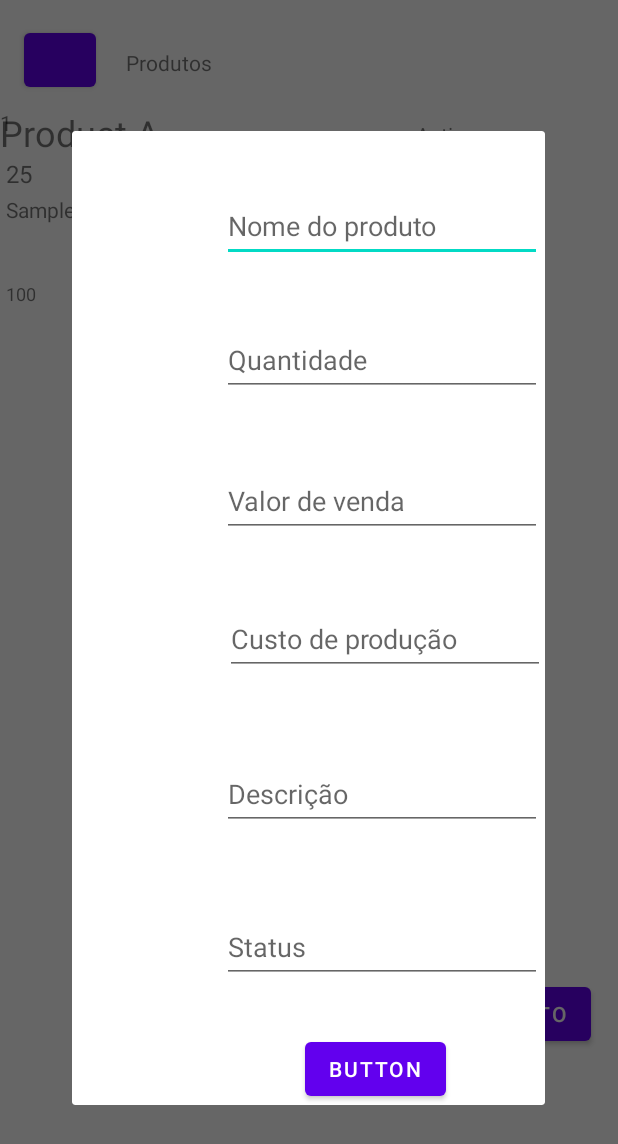
After one commit to carolinenandes/Capitale, an Android app: the fragment InsertDialogFragment placed in its activity, on a phone screen of 412 x 824 dp. The commit adds this screen. Shown: the top 1144 px of the screen. Run offline under Robolectric (Android 15) with nearby library versions, the phone set to English and light mode, and no system bars; 1 statement that could not run was skipped.

Commit message:
Adicionado pop-up, ainda não funcional.

```diff
--- a/app/src/main/java/com/example/tcc20/ProdActivity.java
+++ b/app/src/main/java/com/example/tcc20/ProdActivity.java
@@ -1,11 +1,18 @@
 package com.example.tcc20;
 
 import androidx.appcompat.app.AppCompatActivity;
+import androidx.fragment.app.DialogFragment;
 import androidx.recyclerview.widget.LinearLayoutManager;
 import androidx.recyclerview.widget.RecyclerView;
 
+import android.content.ContentValues;
 import android.database.Cursor;
 import android.os.Bundle;
+import android.view.LayoutInflater;
+import android.view.View;
+import android.view.ViewGroup;
+import android.widget.Button;
+import android.widget.EditText;
 import android.widget.TextView;
 
 import java.io.IOException;
@@ -16,31 +23,33 @@ public class ProdActivity extends AppCompatActivity {
     private ArrayList<Produto> productList;
     private adapterProd adapter;
     private BancoDeDados banco;
-
-
-
+    private Button btnAddProd;
 
     @Override
     protected void onCreate(Bundle savedInstanceState) {
         super.onCreate(savedInstanceState);
         setContentView(R.layout.activity_prod);
 
+        btnAddProd = findViewById(R.id.btnAddProd);
         recyclerviewProd = findViewById(R.id.recyclerviewProd);
 
-        // Crie a lista de produtos
+        btnAddProd.setOnClickListener(new View.OnClickListener() {
+            @Override
+            public void onClick(View view) {
+                InsertDialogFragment dialog = new InsertDialogFragment();
+                dialog.show(getSupportFragmentManager(), "insert_dialog");
+            }
+        });
+
         productList = new ArrayList<>();
-
-        // Cria o adaptador e defina-o para o RecyclerView
         adapter = new adapterProd(productList);
         RecyclerView.LayoutManager layoutManager = new LinearLayoutManager(this);
         recyclerviewProd.setLayoutManager(layoutManager);
-        recyclerviewProd.setHasFixedSize(true); // Isso deixa a lista com um tamanho fixo e poupa memória.
+        recyclerviewProd.setHasFixedSize(true);
         recyclerviewProd.setAdapter(adapter);
 
-        // Cria uma instância da classe BancoDeDados
         banco = new BancoDeDados(getApplicationContext());
 
-        // Carregue os dados do banco para a lista productList
         carregarDadosDoBanco();
     }
 
@@ -48,36 +57,33 @@ public class ProdActivity extends AppCompatActivity {
         try {
             banco.openDB();
 
-            // Execute a consulta SQL para selecionar todos os produtos ou os respectivos dados da página
             String sql = "SELECT * FROM TB_PRODUTO";
             Cursor cursor = banco.db.rawQuery(sql, null);
 
-            //
             if (cursor != null && cursor.moveToFirst()) {
                 do {
                     int id = cursor.getInt(0);
                     String nome = cursor.getString(1);
-                    int qtd =  cursor.getInt(2);
+                    int qtd = cursor.getInt(2);
                     String valor_venda = cursor.getString(3);
-                    String valor_custo =cursor.getString(4);
+                    String valor_custo = cursor.getString(4);
                     String desc = cursor.getString(5);
                     int vendas = cursor.getInt(6);
-                    String status  = cursor.getString(7);
+                    String status = cursor.getString(7);
 
-                    // Cria um objeto Produto com os dados do curso
                     Produto produto = new Produto(id, nome, qtd, valor_venda, valor_custo, desc, vendas, status);
                     productList.add(produto);
-                }while (cursor.moveToNext());
+                } while (cursor.moveToNext());
 
                 cursor.close();
             }
 
-            banco.close(); // Não esqueça de fechar o banco após usar
-
-            // Notifique o adaptador sobre a mudança nos dados após carregar do banco
+            banco.close();
             adapter.notifyDataSetChanged();
         } catch (IOException e) {
             e.printStackTrace();
         }
     }
+
+
 }
--- /dev/null
+++ b/app/src/main/res/layout/insert_dialog_prod.xml
@@ -0,0 +1,96 @@
+<?xml version="1.0" encoding="utf-8"?>
+<androidx.constraintlayout.widget.ConstraintLayout xmlns:android="http://schemas.android.com/apk/res/android"
+    xmlns:app="http://schemas.android.com/apk/res-auto"
+    xmlns:tools="http://schemas.android.com/tools"
+    android:layout_width="match_parent"
+    android:layout_height="match_parent">
+
+    <EditText
+        android:id="@+id/etxtNomeProd"
+        android:layout_width="wrap_content"
+        android:layout_height="wrap_content"
+        android:layout_marginStart="100dp"
+        android:layout_marginTop="39dp"
+        android:ems="10"
+        android:hint="@string/hintNome"
+        android:inputType="textPersonName"
+        android:minHeight="48dp"
+        app:layout_constraintStart_toStartOf="parent"
+        app:layout_constraintTop_toTopOf="parent" />
+
+    <EditText
+        android:id="@+id/etxQtdProd"
+        android:layout_width="wrap_content"
+        android:layout_height="wrap_content"
+        android:layout_marginStart="100dp"
+        android:layout_marginTop="41dp"
+        android:ems="10"
+        android:hint="@string/hintQtd"
+        android:inputType="textPersonName"
+        android:minHeight="48dp"
+        app:layout_constraintStart_toStartOf="parent"
+        app:layout_constraintTop_toBottomOf="@+id/etxtNomeProd" />
+
+    <EditText
+        android:id="@+id/etxtValorVenda"
+        android:layout_width="wrap_content"
+        android:layout_height="wrap_content"
+        android:layout_marginStart="100dp"
+        android:layout_marginTop="46dp"
+        android:ems="10"
+        android:hint="@string/hintValorVenda"
+        android:inputType="textPersonName"
+        android:minHeight="48dp"
+        app:layout_constraintStart_toStartOf="parent"
+        app:layout_constraintTop_toBottomOf="@+id/etxQtdProd" />
+
+    <EditText
+        android:id="@+id/etxtValorCusto_prod"
+        android:layout_width="wrap_content"
+        android:layout_height="wrap_content"
+        android:layout_marginStart="102dp"
+        android:layout_marginTop="44dp"
+        android:ems="10"
+        android:hint="@string/hintValorCusto"
+        android:inputType="textPersonName"
+        android:minHeight="48dp"
+        app:layout_constraintStart_toStartOf="parent"
+        app:layout_constraintTop_toBottomOf="@+id/etxtValorVenda" />
+
+    <EditText
+        android:id="@+id/etxtDescProd"
+        android:layout_width="wrap_content"
+        android:layout_height="wrap_content"
+        android:layout_marginStart="100dp"
+        android:layout_marginTop="55dp"
+        android:ems="10"
+        android:hint="@string/hintDesc"
+        android:inputType="textPersonName"
+        android:minHeight="48dp"
+        app:layout_constraintStart_toStartOf="parent"
+        app:layout_constraintTop_toBottomOf="@+id/etxtValorCusto_prod" />
+
+    <EditText
+        android:id="@+id/etxtStatusProd"
+        android:layout_width="wrap_content"
+        android:layout_height="wrap_content"
+        android:layout_marginStart="100dp"
+        android:layout_marginTop="54dp"
+        android:ems="10"
+        android:hint="@string/hintStatus"
+        android:inputType="textPersonName"
+        android:minHeight="48dp"
+        app:layout_constraintStart_toStartOf="parent"
+        app:layout_constraintTop_toBottomOf="@+id/etxtDescProd" />
+
+    <Button
+        android:id="@+id/btnInsertProd"
+        android:layout_width="wrap_content"
+        android:layout_height="wrap_content"
+        android:layout_marginStart="155dp"
+        android:layout_marginTop="33dp"
+        android:text="Button"
+        app:layout_constraintStart_toStartOf="parent"
+        app:layout_constraintTop_toBottomOf="@+id/etxtStatusProd" />
+
+</androidx.constraintlayout.widget.ConstraintLayout>
--- a/app/src/main/res/values/strings.xml
+++ b/app/src/main/res/values/strings.xml
@@ -11,5 +11,11 @@
     <string name="txtDesc">Descrição:</string>
     <string name="txtQtd">Quantidade:</string>
     <string name="txtId">Id:</string>
+    <string name="hintNome">Nome do produto</string>
+    <string name="hintQtd">Quantidade</string>
+    <string name="hintValorVenda">Valor de venda</string>
+    <string name="hintValorCusto">Custo de produção</string>
+    <string name="hintDesc">Descrição</string>
+    <string name="hintStatus">Status</string>
 
 </resources>
```
Also changed, not shown: app/src/main/java/com/example/tcc20/InsertDialogFragment.java (added, +84 -0 lines).
